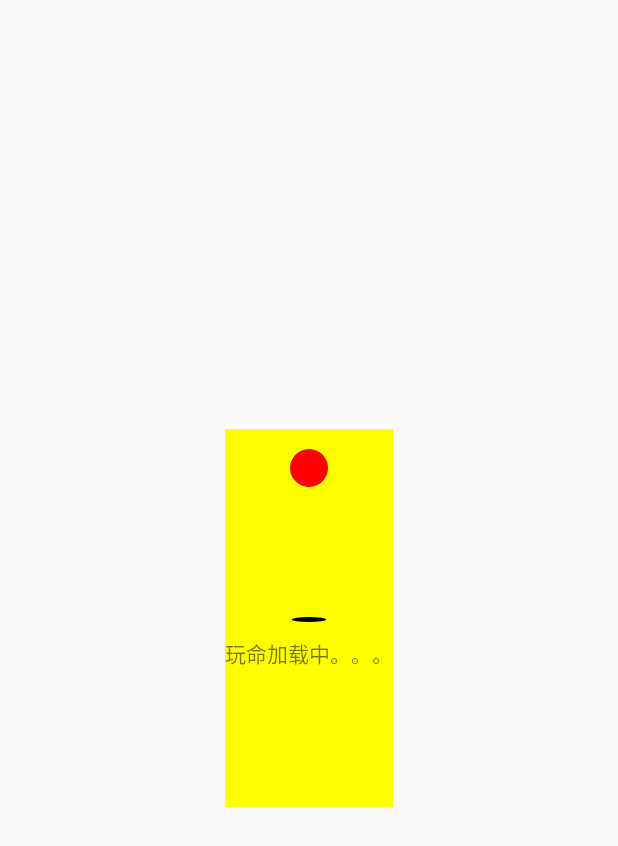
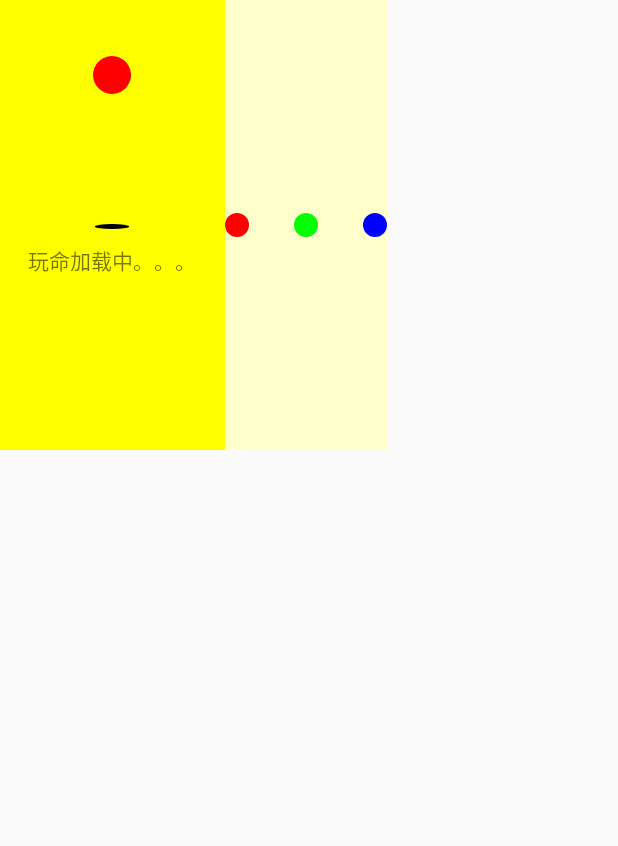
Before and after one commit to Thor-jelly/CustomView, an Android app: the LoadingAnimation00Activity screen opened directly, with no data from a screen before it, on a phone screen of 412 x 824 dp. Shown: the top 846 px of the screen. Run offline under Robolectric (Android 15) with nearby library versions, the phone set to English and light mode, and no system bars.

Commit message:
局部提交

```diff
--- a/app/src/main/java/com/jelly/thor/customview/carnumberkeyboard/lib/MyKeyboard.kt
+++ b/app/src/main/java/com/jelly/thor/customview/carnumberkeyboard/lib/MyKeyboard.kt
@@ -32,6 +32,7 @@ class MyKeyboard(val keyboardView: KeyboardView) {
         bindEt(et, dialog.window)
     }
 
+    @Suppress("UNUSED_PARAMETER")
     private fun bindEt(et: AppCompatEditText, window: Window?) {
         //
     }
--- a/app/src/main/java/com/jelly/thor/customview/carnumberkeyboard/lib/view/KeyboardView.kt
+++ b/app/src/main/java/com/jelly/thor/customview/carnumberkeyboard/lib/view/KeyboardView.kt
@@ -113,6 +113,7 @@ class KeyboardView @JvmOverloads constructor(
     /**
      * 更新键盘布局
      */
+    @Suppress("NON_EXHAUSTIVE_WHEN")
     private fun updateKeyboardLayout(keyType: KeyTypeEnum) {
         mSelectLayoutModule = keyType
         when (keyType) {
@@ -133,6 +134,7 @@ class KeyboardView @JvmOverloads constructor(
     /**
      * 创建view
      */
+    @Suppress("UNUSED_VARIABLE")
     private fun createKeyboardLayout(layoutModel: LayoutModel) {
         //以第一行的键盘数量为基准
         val maxColumn = layoutModel.rowItem[0].keyItem.size
--- a/app/src/main/java/com/jelly/thor/customview/carnumberkeyboard/twolib/CarNumberKeyboardView.kt
+++ b/app/src/main/java/com/jelly/thor/customview/carnumberkeyboard/twolib/CarNumberKeyboardView.kt
@@ -59,6 +59,7 @@ class CarNumberKeyboardView @JvmOverloads constructor(
     /**
      * 重新绘制确定按钮样式
      */
+    @Suppress("DEPRECATION")
     private fun drawKeyStyle(canvas: Canvas, key: Keyboard.Key) {
         val drawable =
             context.resources.getDrawable(R.drawable.bg_car_number_keyboardview_preview_ensure)
--- a/app/src/main/java/com/jelly/thor/customview/equalscalecouponview/ViewE.kt
+++ b/app/src/main/java/com/jelly/thor/customview/equalscalecouponview/ViewE.kt
@@ -13,6 +13,7 @@ import kotlin.math.roundToInt
 /**
  * 当前缩放view必须用一个父布局包裹
  */
+@Suppress("USELESS_ELVIS")
 fun View?.scaleView(
     isFullView: Boolean = false
 ) {
--- a/app/src/main/java/com/jelly/thor/customview/loadinganimation00/LoadingView.kt
+++ b/app/src/main/java/com/jelly/thor/customview/loadinganimation00/LoadingView.kt
@@ -7,6 +7,7 @@ import android.animation.ObjectAnimator
 import android.content.Context
 import android.util.AttributeSet
 import android.util.TypedValue
+import android.view.Gravity
 import android.view.View
 import android.view.ViewGroup
 import android.view.animation.AccelerateInterpolator
@@ -27,6 +28,7 @@ class LoadingView @JvmOverloads constructor(
     LinearLayout(context, attrs, defStyleAttr) {
 
     init {
+        gravity = Gravity.CENTER
         startAnimator()
     }
 
@@ -188,4 +190,32 @@ class LoadingView @JvmOverloads constructor(
 
         animator.start()
     }
+
+    override fun onMeasure(widthMeasureSpec: Int, heightMeasureSpec: Int) {
+        super.onMeasure(widthMeasureSpec, heightMeasureSpec)
+        val width = when (MeasureSpec.getMode(heightMeasureSpec)) {
+            MeasureSpec.AT_MOST,MeasureSpec.UNSPECIFIED -> {
+                dp2px(150)
+            }
+            MeasureSpec.EXACTLY -> {
+                MeasureSpec.getSize(widthMeasureSpec)
+            }
+            else -> {
+                dp2px(150)
+            }
+        }
+
+        val height = when (MeasureSpec.getMode(heightMeasureSpec)) {
+            MeasureSpec.AT_MOST,MeasureSpec.UNSPECIFIED -> {
+                dp2px(300)
+            }
+            MeasureSpec.EXACTLY -> {
+                MeasureSpec.getSize(heightMeasureSpec)
+            }
+            else -> {
+                dp2px(300)
+            }
+        }
+        setMeasuredDimension(width, height)
+    }
 }
--- /dev/null
+++ b/app/src/main/java/com/jelly/thor/customview/loadinganimation00/LoadingView01.kt
@@ -0,0 +1,131 @@
+package com.jelly.thor.customview.loadinganimation00
+
+import android.content.Context
+import android.graphics.Canvas
+import android.graphics.Color
+import android.graphics.Paint
+import android.util.AttributeSet
+import android.util.TypedValue
+import android.view.View
+
+class LoadingView01 @JvmOverloads constructor(
+    context: Context?,
+    attrs: AttributeSet? = null,
+    defStyleAttr: Int = 0
+) :
+    View(context, attrs, defStyleAttr) {
+    /**
+     * 颜色1
+     */
+    private val oneColor by lazy {
+        Color.RED
+    }
+
+    /**
+     * 颜色2
+     */
+    private val twoColor by lazy {
+        Color.GREEN
+    }
+
+    /**
+     * 颜色3
+     */
+    private val threeColor by lazy {
+        Color.BLUE
+    }
+
+    /**
+     * 小圆半径
+     */
+    private val pointRadio by lazy {
+        dp2px(8)
+    }
+
+    /**
+     * 小圆之间间距
+     */
+    private val pointDistance by lazy {
+        dp2px(30)
+    }
+
+    private val onePaint by lazy {
+        val paint = Paint()
+        paint.color = oneColor
+        paint.isAntiAlias = true
+        paint.isDither = true
+        paint
+    }
+    private val twoPaint by lazy {
+        val paint = Paint()
+        paint.color = twoColor
+        paint.isAntiAlias = true
+        paint.isDither = true
+        paint
+    }
+    private val threePaint by lazy {
+        val paint = Paint()
+        paint.color = threeColor
+        paint.isAntiAlias = true
+        paint.isDither = true
+        paint
+    }
+
+    private var oneX = 0
+    private var twoX = 0
+    private var threeX = 0
+    private val currentY by lazy {
+        height / 2
+    }
+
+    override fun onMeasure(widthMeasureSpec: Int, heightMeasureSpec: Int) {
+        super.onMeasure(widthMeasureSpec, heightMeasureSpec)
+        val height = when (MeasureSpec.getMode(heightMeasureSpec)) {
+            MeasureSpec.AT_MOST -> {
+                pointRadio * 2 + paddingTop + paddingBottom
+            }
+            MeasureSpec.UNSPECIFIED -> {
+                pointRadio * 2 + paddingTop + paddingBottom
+            }
+            MeasureSpec.EXACTLY -> {
+               MeasureSpec.getSize(heightMeasureSpec)
+            }
+            else -> {
+                pointRadio * 2 + paddingTop + paddingBottom
+            }
+        }
+        val width = 3 * pointRadio * 2 + 2 * pointDistance + paddingStart + paddingEnd
+        setMeasuredDimension(width, height)
+    }
+
+    override fun onDraw(canvas: Canvas) {
+        super.onDraw(canvas)
+        //画小圆点
+        if (twoX == 0) {
+            oneX = 0 + pointRadio
+            twoX = width / 2
+            threeX = width - pointRadio
+        }
+
+        canvas.drawCircle(oneX.toFloat(), currentY.toFloat(), pointRadio.toFloat(), onePaint)
+        canvas.drawCircle(twoX.toFloat(), currentY.toFloat(), pointRadio.toFloat(), twoPaint)
+        canvas.drawCircle(threeX.toFloat(), currentY.toFloat(), pointRadio.toFloat(), threePaint)
+    }
+
+    private fun changPoint(currentColor: Int): Int {
+        return when (currentColor) {
+            oneColor -> twoColor
+            twoColor -> threeColor
+            threeColor -> oneColor
+            else -> oneColor
+        }
+    }
+
+    private fun dp2px(dp: Int): Int {
+        return TypedValue.applyDimension(
+            TypedValue.COMPLEX_UNIT_DIP,
+            dp.toFloat(),
+            context.resources.displayMetrics
+        ).toInt()
+    }
+}
--- a/app/src/main/java/com/jelly/thor/customview/ninelockpalaces/NineLockPalacesView.kt
+++ b/app/src/main/java/com/jelly/thor/customview/ninelockpalaces/NineLockPalacesView.kt
@@ -269,6 +269,7 @@ class NineLockPalacesView @JvmOverloads constructor(
     /**
      * 绘制三角箭头
      */
+    @Suppress("UNUSED_PARAMETER")
     private fun drawArrow(
         lastPoint: Point,
         newLastPoint: Point,
@@ -313,6 +314,7 @@ class NineLockPalacesView @JvmOverloads constructor(
         )
     }
 
+    @Suppress("SENSELESS_COMPARISON")
     private fun drawShow(canvas: Canvas) {
         for (outPoint in mPoints) {
             if (outPoint == null) {
--- a/app/src/main/res/layout/activity_loading_animation00.xml
+++ b/app/src/main/res/layout/activity_loading_animation00.xml
@@ -7,11 +7,19 @@
     tools:context=".loadinganimation00.LoadingAnimation00Activity">
 
     <com.jelly.thor.customview.loadinganimation00.LoadingView
+        android:id="@+id/load1"
         android:background="#ff0"
         android:layout_width="wrap_content"
         android:layout_height="wrap_content"
-        app:layout_constraintBottom_toBottomOf="parent"
-        app:layout_constraintEnd_toEndOf="parent"
         app:layout_constraintStart_toStartOf="parent"
         app:layout_constraintTop_toTopOf="parent" />
+
+    <com.jelly.thor.customview.loadinganimation00.LoadingView01
+        android:id="@+id/load2"
+        app:layout_constraintTop_toTopOf="parent"
+        app:layout_constraintBottom_toBottomOf="@id/load1"
+        app:layout_constraintStart_toEndOf="@id/load1"
+        android:layout_width="wrap_content"
+        android:background="#ffc"
+        android:layout_height="0dp"/>
 </androidx.constraintlayout.widget.ConstraintLayout>
```
